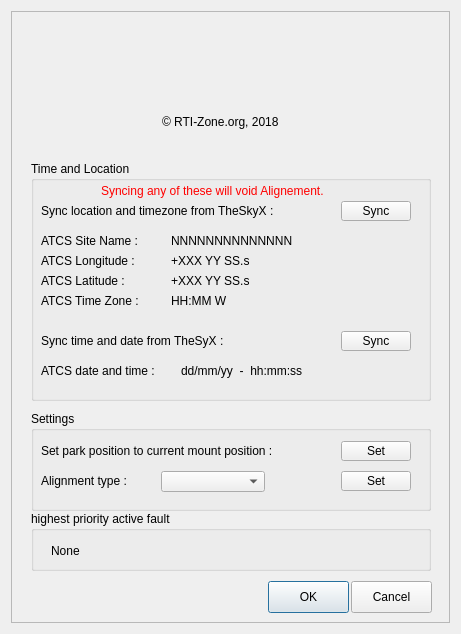
Old version of the form ATCS.ui in the repository rpineau/ATCS.
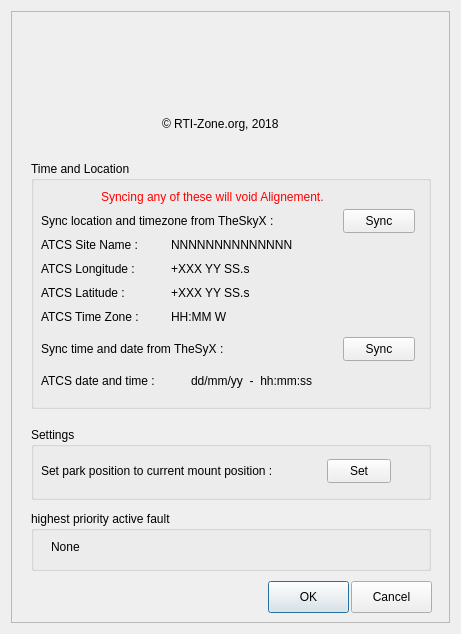
New version of the form. Icons and pictures are not drawn. Custom widgets are drawn as their Qt base class.

The edit to the form file:
```diff
--- a/ATCS.ui
+++ b/ATCS.ui
@@ -102,7 +102,7 @@
         <x>70</x>
         <y>0</y>
         <width>280</width>
-        <height>145</height>
+        <height>148</height>
        </rect>
       </property>
       <layout class="QGridLayout" name="gridLayout_4">
@@ -137,7 +137,7 @@
         <x>20</x>
         <y>150</y>
         <width>400</width>
-        <height>240</height>
+        <height>248</height>
        </rect>
       </property>
       <property name="title">
@@ -146,10 +146,10 @@
       <widget class="QPushButton" name="pushButton">
        <property name="geometry">
         <rect>
-         <x>310</x>
-         <y>40</y>
-         <width>70</width>
-         <height>20</height>
+         <x>312</x>
+         <y>48</y>
+         <width>72</width>
+         <height>24</height>
         </rect>
        </property>
        <property name="text">
@@ -160,9 +160,9 @@
        <property name="geometry">
         <rect>
          <x>10</x>
-         <y>30</y>
+         <y>48</y>
          <width>290</width>
-         <height>40</height>
+         <height>24</height>
         </rect>
        </property>
        <property name="text">
@@ -176,9 +176,9 @@
        <property name="geometry">
         <rect>
          <x>10</x>
-         <y>160</y>
+         <y>176</y>
          <width>280</width>
-         <height>40</height>
+         <height>24</height>
         </rect>
        </property>
        <property name="text">
@@ -191,10 +191,10 @@
       <widget class="QPushButton" name="pushButton_2">
        <property name="geometry">
         <rect>
-         <x>310</x>
-         <y>170</y>
-         <width>70</width>
-         <height>20</height>
+         <x>312</x>
+         <y>176</y>
+         <width>72</width>
+         <height>24</height>
         </rect>
        </property>
        <property name="text">
@@ -205,9 +205,9 @@
        <property name="geometry">
         <rect>
          <x>70</x>
-         <y>20</y>
+         <y>24</y>
          <width>260</width>
-         <height>20</height>
+         <height>24</height>
         </rect>
        </property>
        <property name="text">
@@ -218,9 +218,9 @@
        <property name="geometry">
         <rect>
          <x>10</x>
-         <y>200</y>
-         <width>140</width>
-         <height>20</height>
+         <y>208</y>
+         <width>144</width>
+         <height>24</height>
         </rect>
        </property>
        <property name="text">
@@ -230,10 +230,10 @@
       <widget class="QLabel" name="time_date">
        <property name="geometry">
         <rect>
-         <x>150</x>
-         <y>200</y>
-         <width>170</width>
-         <height>20</height>
+         <x>160</x>
+         <y>208</y>
+         <width>176</width>
+         <height>24</height>
         </rect>
        </property>
        <property name="text">
@@ -244,9 +244,9 @@
        <property name="geometry">
         <rect>
          <x>10</x>
-         <y>70</y>
+         <y>72</y>
          <width>120</width>
-         <height>20</height>
+         <height>24</height>
         </rect>
        </property>
        <property name="text">
@@ -257,9 +257,9 @@
        <property name="geometry">
         <rect>
          <x>140</x>
-         <y>70</y>
+         <y>72</y>
          <width>200</width>
-         <height>20</height>
+         <height>24</height>
         </rect>
        </property>
        <property name="text">
@@ -270,9 +270,9 @@
        <property name="geometry">
         <rect>
          <x>10</x>
-         <y>90</y>
+         <y>96</y>
          <width>110</width>
-         <height>20</height>
+         <height>24</height>
         </rect>
        </property>
        <property name="text">
@@ -283,9 +283,9 @@
        <property name="geometry">
         <rect>
          <x>140</x>
-         <y>90</y>
+         <y>96</y>
          <width>100</width>
-         <height>20</height>
+         <height>24</height>
         </rect>
        </property>
        <property name="text">
@@ -296,9 +296,9 @@
        <property name="geometry">
         <rect>
          <x>10</x>
-         <y>110</y>
+         <y>120</y>
          <width>110</width>
-         <height>20</height>
+         <height>24</height>
         </rect>
        </property>
        <property name="text">
@@ -309,9 +309,9 @@
        <property name="geometry">
         <rect>
          <x>140</x>
-         <y>110</y>
+         <y>120</y>
          <width>100</width>
-         <height>20</height>
+         <height>24</height>
         </rect>
        </property>
        <property name="text">
@@ -322,9 +322,9 @@
        <property name="geometry">
         <rect>
          <x>10</x>
-         <y>130</y>
+         <y>144</y>
          <width>110</width>
-         <height>20</height>
+         <height>24</height>
         </rect>
        </property>
        <property name="text">
@@ -335,9 +335,9 @@
        <property name="geometry">
         <rect>
          <x>140</x>
-         <y>130</y>
+         <y>144</y>
          <width>80</width>
-         <height>20</height>
+         <height>24</height>
         </rect>
        </property>
        <property name="text">
@@ -349,9 +349,9 @@
       <property name="geometry">
        <rect>
         <x>20</x>
-        <y>400</y>
+        <y>416</y>
         <width>400</width>
-        <height>100</height>
+        <height>73</height>
        </rect>
       </property>
       <property name="title">
@@ -361,9 +361,9 @@
        <property name="geometry">
         <rect>
          <x>10</x>
-         <y>30</y>
+         <y>32</y>
          <width>270</width>
-         <height>20</height>
+         <height>24</height>
         </rect>
        </property>
        <property name="text">
@@ -376,49 +376,10 @@
       <widget class="QPushButton" name="pushButton_3">
        <property name="geometry">
         <rect>
-         <x>310</x>
-         <y>30</y>
-         <width>70</width>
-         <height>20</height>
-        </rect>
-       </property>
-       <property name="text">
-        <string>Set</string>
-       </property>
-      </widget>
-      <widget class="QLabel" name="label_7">
-       <property name="geometry">
-        <rect>
-         <x>10</x>
-         <y>60</y>
-         <width>110</width>
-         <height>20</height>
-        </rect>
-       </property>
-       <property name="text">
-        <string>Alignment type :</string>
-       </property>
-       <property name="alignment">
-        <set>Qt::AlignLeading|Qt::AlignLeft|Qt::AlignVCenter</set>
-       </property>
-      </widget>
-      <widget class="QComboBox" name="alignmentType">
-       <property name="geometry">
-        <rect>
-         <x>130</x>
-         <y>60</y>
-         <width>104</width>
-         <height>21</height>
-        </rect>
-       </property>
-      </widget>
-      <widget class="QPushButton" name="pushButton_4">
-       <property name="geometry">
-        <rect>
-         <x>310</x>
-         <y>60</y>
-         <width>70</width>
-         <height>20</height>
+         <x>296</x>
+         <y>32</y>
+         <width>64</width>
+         <height>24</height>
         </rect>
        </property>
        <property name="text">
@@ -442,9 +403,9 @@
        <property name="geometry">
         <rect>
          <x>20</x>
-         <y>30</y>
+         <y>24</y>
          <width>360</width>
-         <height>20</height>
+         <height>24</height>
         </rect>
        </property>
        <property name="text">
```
